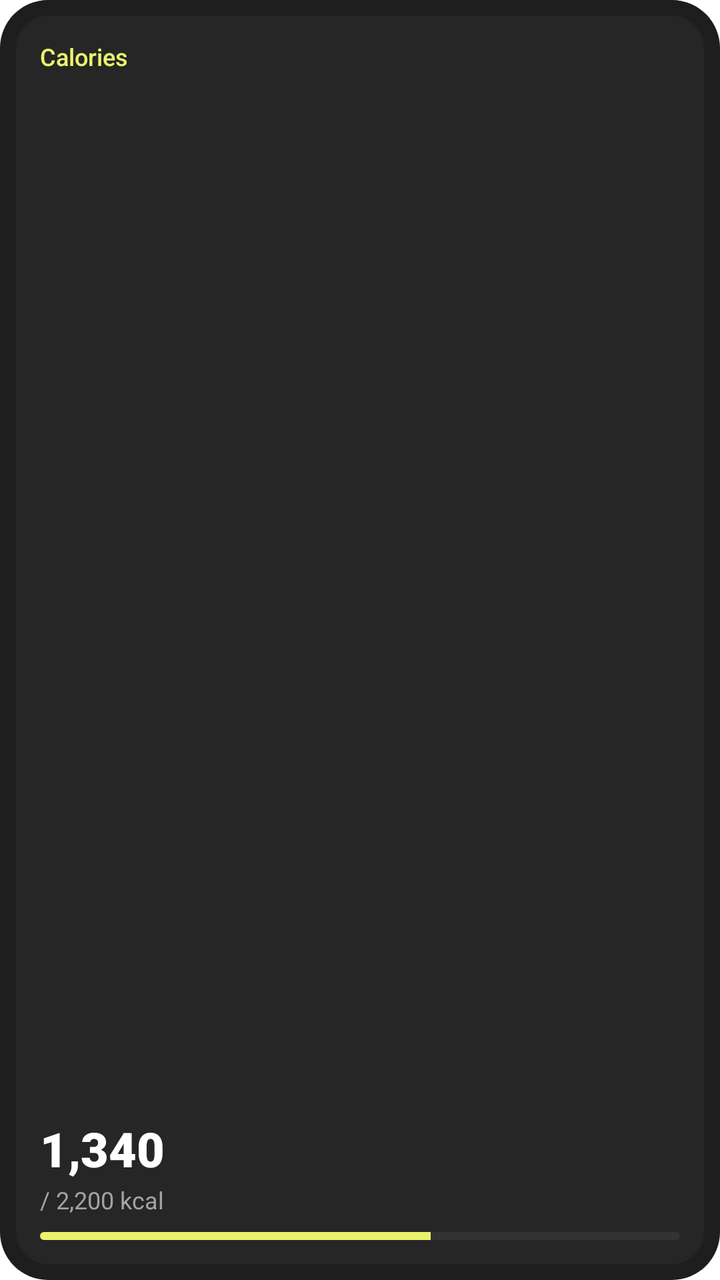
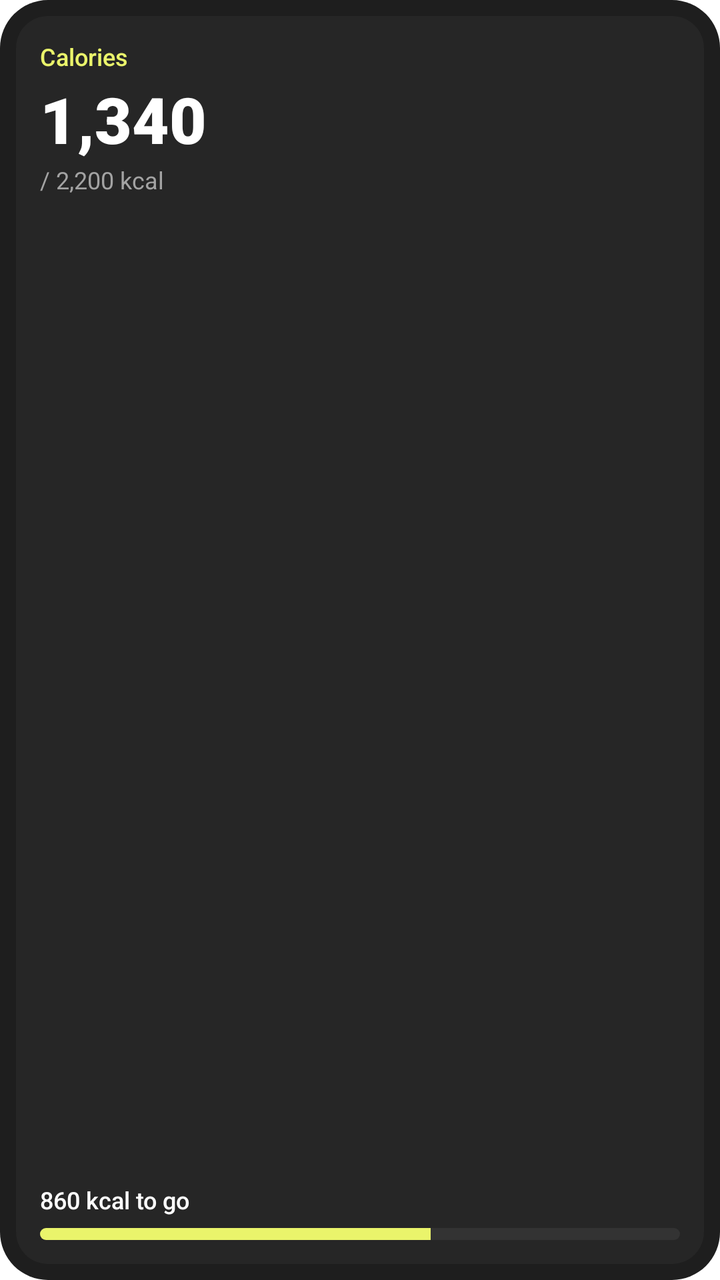

An Android layout rendered at two revisions. The XML below is the earlier revision; the diff shows what the commit changed to produce the second picture.
<!-- AndroidManifest.xml: fallback theme Theme.MaterialComponents.DayNight.NoActionBar -->
<!-- res/layout/widget_calories.xml -->
<?xml version="1.0" encoding="utf-8"?>
<LinearLayout xmlns:android="http://schemas.android.com/apk/res/android"
  android:id="@android:id/background"
  android:layout_width="match_parent"
  android:layout_height="match_parent"
  android:background="@drawable/widget_bg"
  android:orientation="horizontal"
  android:padding="@dimen/widget_padding">

  <LinearLayout
    android:id="@+id/calories_cell"
    android:layout_width="0dp"
    android:layout_height="match_parent"
    android:layout_weight="1"
    android:background="@drawable/widget_cell_bg"
    android:orientation="vertical"
    android:padding="@dimen/widget_cell_padding">

    <TextView
      android:id="@+id/calories_label"
      android:layout_width="match_parent"
      android:layout_height="wrap_content"
      android:ellipsize="end"
      android:fontFamily="sans-serif-medium"
      android:maxLines="1"
      android:text="@string/widget_calories"
      android:textColor="@color/widget_accent"
      android:textSize="12sp" />

    <FrameLayout
      android:layout_width="match_parent"
      android:layout_height="0dp"
      android:layout_weight="1" />

    <TextView
      android:id="@+id/calories_value"
      android:layout_width="match_parent"
      android:layout_height="wrap_content"
      android:ellipsize="end"
      android:fontFamily="sans-serif-black"
      android:includeFontPadding="false"
      android:maxLines="1"
      android:text="@string/widget_sample_calories"
      android:textColor="@color/widget_text"
      android:textSize="24sp" />

    <TextView
      android:id="@+id/calories_total"
      android:layout_width="match_parent"
      android:layout_height="wrap_content"
      android:layout_marginTop="2dp"
      android:ellipsize="end"
      android:maxLines="1"
      android:text="@string/widget_sample_calories_total"
      android:textColor="@color/widget_text_secondary"
      android:textSize="12sp" />

    <ProgressBar
      android:id="@+id/calories_progress"
      style="?android:attr/progressBarStyleHorizontal"
      android:layout_width="match_parent"
      android:layout_height="4dp"
      android:layout_marginTop="8dp"
      android:max="1000"
      android:progress="610"
      android:progressDrawable="@drawable/widget_progress" />
  </LinearLayout>
</LinearLayout>
<!-- resources referenced by this layout -->
<resources>
  <color name="widget_accent">#EAF46B</color>
  <color name="widget_text">#FFFFFF</color>
  <color name="widget_text_secondary">#A3A3A3</color>
  <dimen name="widget_cell_padding">12dp</dimen>
  <dimen name="widget_padding">8dp</dimen>
  <!-- drawable widget_bg (drawable) -->
  <?xml version="1.0" encoding="utf-8"?>
  <shape xmlns:android="http://schemas.android.com/apk/res/android" android:shape="rectangle">
    <solid android:color="@color/widget_background" />
    <corners android:radius="@dimen/widget_radius" />
  </shape>
  <!-- drawable widget_cell_bg (drawable) -->
  <?xml version="1.0" encoding="utf-8"?>
  <shape xmlns:android="http://schemas.android.com/apk/res/android" android:shape="rectangle">
    <solid android:color="@color/widget_surface" />
    <corners android:radius="@dimen/widget_cell_radius" />
  </shape>
  <!-- drawable widget_progress (drawable) -->
  <?xml version="1.0" encoding="utf-8"?>
  <layer-list xmlns:android="http://schemas.android.com/apk/res/android">
    <item android:id="@android:id/background">
      <shape>
        <solid android:color="@color/widget_track" />
        <corners android:radius="2dp" />
      </shape>
    </item>
    <item android:id="@android:id/progress">
      <clip>
        <shape>
          <solid android:color="@color/widget_accent" />
          <corners android:radius="2dp" />
        </shape>
      </clip>
    </item>
  </layer-list>
  <string name="widget_calories">Calories</string>
  <string name="widget_sample_calories">1,340</string>
  <string name="widget_sample_calories_total">/ 2,200 kcal</string>
  <color name="widget_background">#F2121212</color>
  <dimen name="widget_radius">24dp</dimen>
  <color name="widget_surface">#262626</color>
  <dimen name="widget_cell_radius">16dp</dimen>
  <color name="widget_track">#333333</color>
</resources>

<!-- the commit's change to res/layout/widget_calories.xml (unified diff, before → after) -->
@@ -27,22 +27,18 @@
       android:textColor="@color/widget_accent"
       android:textSize="12sp" />
 
-    <FrameLayout
-      android:layout_width="match_parent"
-      android:layout_height="0dp"
-      android:layout_weight="1" />
-
     <TextView
       android:id="@+id/calories_value"
       android:layout_width="match_parent"
       android:layout_height="wrap_content"
+      android:layout_marginTop="6dp"
       android:ellipsize="end"
       android:fontFamily="sans-serif-black"
       android:includeFontPadding="false"
       android:maxLines="1"
       android:text="@string/widget_sample_calories"
       android:textColor="@color/widget_text"
-      android:textSize="24sp" />
+      android:textSize="32sp" />
 
     <TextView
       android:id="@+id/calories_total"
@@ -55,12 +51,28 @@
       android:textColor="@color/widget_text_secondary"
       android:textSize="12sp" />
 
+    <FrameLayout
+      android:layout_width="match_parent"
+      android:layout_height="0dp"
+      android:layout_weight="1" />
+
+    <TextView
+      android:id="@+id/calories_note"
+      android:layout_width="match_parent"
+      android:layout_height="wrap_content"
+      android:ellipsize="end"
+      android:fontFamily="sans-serif-medium"
+      android:maxLines="1"
+      android:text="@string/widget_sample_calories_note"
+      android:textColor="@color/widget_text"
+      android:textSize="12sp" />
+
     <ProgressBar
       android:id="@+id/calories_progress"
       style="?android:attr/progressBarStyleHorizontal"
       android:layout_width="match_parent"
-      android:layout_height="4dp"
-      android:layout_marginTop="8dp"
+      android:layout_height="6dp"
+      android:layout_marginTop="6dp"
       android:max="1000"
       android:progress="610"
       android:progressDrawable="@drawable/widget_progress" />
<!-- resource entries referenced after the edit -->
@@ -23,20 +23,21 @@
     <item android:id="@android:id/background">
       <shape>
         <solid android:color="@color/widget_track" />
-        <corners android:radius="2dp" />
+        <corners android:radius="3dp" />
       </shape>
     </item>
     <item android:id="@android:id/progress">
       <clip>
         <shape>
           <solid android:color="@color/widget_accent" />
-          <corners android:radius="2dp" />
+          <corners android:radius="3dp" />
         </shape>
       </clip>
     </item>
   </layer-list>
   <string name="widget_calories">Calories</string>
   <string name="widget_sample_calories">1,340</string>
+  <string name="widget_sample_calories_note">860 kcal to go</string>
   <string name="widget_sample_calories_total">/ 2,200 kcal</string>
   <color name="widget_background">#F2121212</color>
   <dimen name="widget_radius">24dp</dimen>
